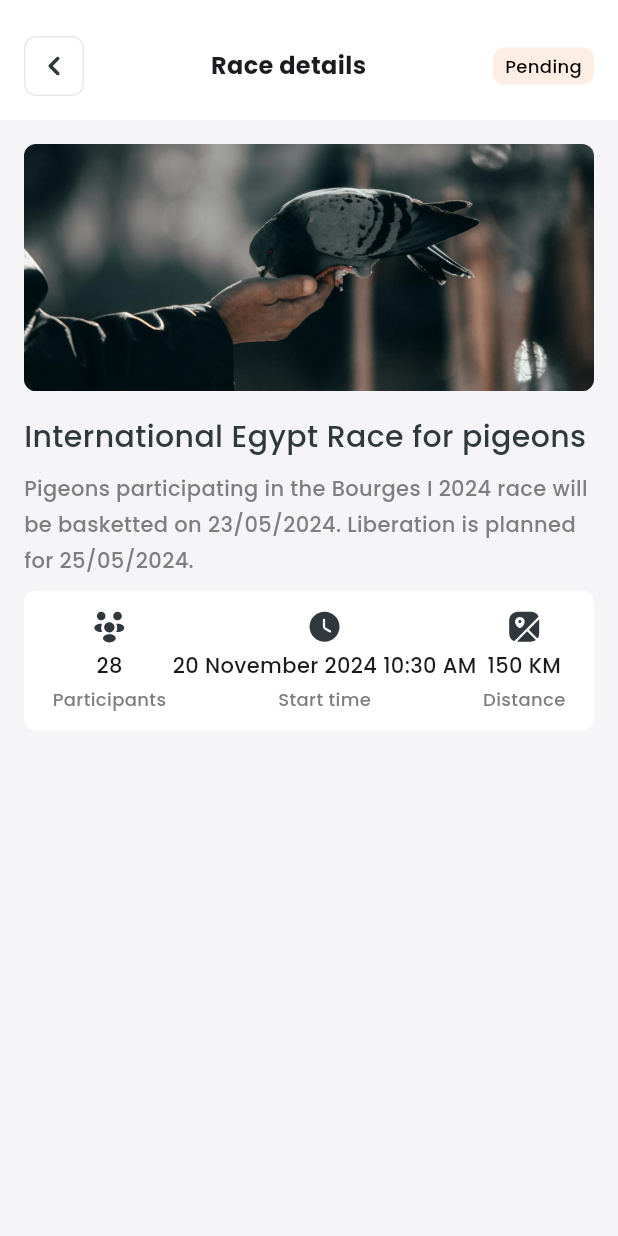
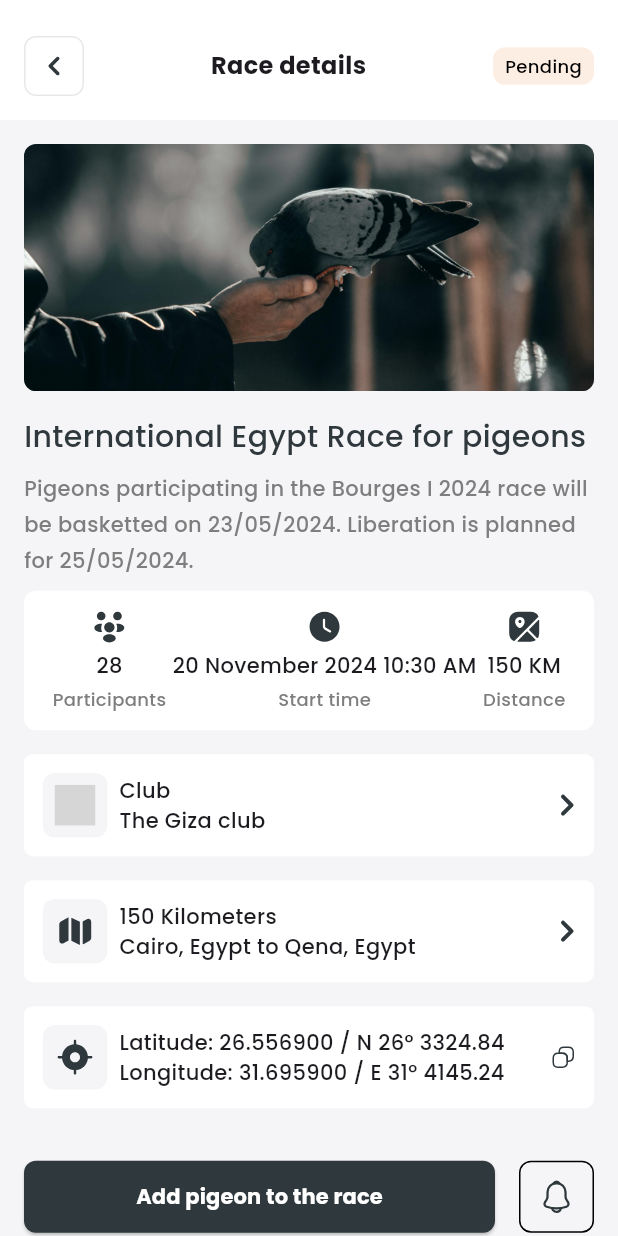
Before and after one commit to AhmedBaheg/pigeon, a Flutter app: the screen it shows after launch, after a tap on "International Egypt Race for pigeons", on a phone screen of 412 x 824 dp. Run offline on Flutter 3.47's test engine with Material 3 defaults, Android fonts, the phone set to English and light mode, and no system bars; our stand-ins replace flutter_svg, go_router, google_fonts; grey boxes are pictures that could not be loaded.

Commit message:
Added location details and buttons

```diff
--- /dev/null
+++ b/lib/features/races_details/presentation/view/widgets/basic_race_details.dart
@@ -0,0 +1,79 @@
+import 'package:flutter/material.dart';
+
+import '../../../../../core/utils/app_colors.dart';
+import '../../../../../core/utils/styles.dart';
+import '../../../../constant.dart';
+import '../../../../home/presentation/view/widgets/category_race_card_body.dart';
+import '../../../../races/data/model/category_race_model.dart';
+import 'digits_race_details.dart';
+
+class BasicRaceDetails extends StatelessWidget {
+  const BasicRaceDetails({
+    super.key,
+    required this.model,
+  });
+
+  final CategoryRaceModel model;
+
+  @override
+  Widget build(BuildContext context) {
+    return Column(
+      crossAxisAlignment: CrossAxisAlignment.start,
+      children: [
+        SizedBox(
+          height: MediaQuery.of(context).size.height * 0.2,
+          child: ClipRRect(
+            borderRadius: BorderRadius.circular(8),
+            child: Image.asset(
+              'asset/images/races_details_img.jpeg',
+              width: double.infinity,
+              fit: BoxFit.cover,
+            ),
+          ),
+        ),
+        const SizedBox(height: 16),
+        Text(
+          model.raceTitle,
+          style: Styles.textStyle20,
+        ),
+        const SizedBox(height: 8),
+        Text(
+          description,
+          style:
+              Styles.textStyle14.copyWith(color: AppColors.gray, height: 1.7),
+        ),
+        const SizedBox(height: 8),
+        Container(
+          width: double.infinity,
+          decoration: BoxDecoration(
+            color: AppColors.white,
+            borderRadius: BorderRadius.circular(kBorderRadius),
+          ),
+          child: Padding(
+            padding: const EdgeInsets.symmetric(horizontal: 19, vertical: 12),
+            child: Row(
+              mainAxisAlignment: MainAxisAlignment.spaceBetween,
+              children: [
+                DigitsRaceDetails(
+                  iconPath: 'asset/icons/people.svg',
+                  textData: '${model.numOfParticipants}',
+                  textTitle: 'Participants',
+                ),
+                DigitsRaceDetails(
+                  iconPath: 'asset/icons/clock.svg',
+                  textData: getDateAndTime(),
+                  textTitle: 'Start time',
+                ),
+                const DigitsRaceDetails(
+                  iconPath: 'asset/icons/map.svg',
+                  textData: '150 KM',
+                  textTitle: 'Distance',
+                ),
+              ],
+            ),
+          ),
+        ),
+      ],
+    );
+  }
+}
--- /dev/null
+++ b/lib/features/races_details/presentation/view/widgets/btns.dart
@@ -0,0 +1,56 @@
+import 'package:flutter/material.dart';
+import 'package:flutter_svg/svg.dart';
+
+import '../../../../../core/utils/app_colors.dart';
+import '../../../../../core/widgets/custom_btn_app.dart';
+import '../../../../../core/widgets/custom_out_line_btn.dart';
+
+class Btns extends StatefulWidget {
+  const Btns({
+    super.key,
+  });
+
+  @override
+  State<Btns> createState() => _BtnsState();
+}
+
+class _BtnsState extends State<Btns> {
+  bool isSelected = true;
+
+  @override
+  Widget build(BuildContext context) {
+    return Row(
+      children: [
+        Expanded(
+          child: SizedBox(
+            height: 48,
+            child: CustomBtnApp(
+              onPressed: () {
+                showModalBottomSheet(
+                    context: context,
+                    builder: (context) {
+                      return Container();
+                    });
+              },
+              backgroundColor: AppColors.darkGray,
+              text: 'Add pigeon to the race',
+            ),
+          ),
+        ),
+        const SizedBox(width: 16),
+        CustomOutLineBtn(
+          onPressed: () {
+            setState(() {
+              isSelected = !isSelected;
+            });
+          },
+          width: 50,
+          height: 48,
+          child: isSelected
+              ? SvgPicture.asset('asset/icons/notification_outline.svg')
+              : SvgPicture.asset('asset/icons/notification.svg'),
+        ),
+      ],
+    );
+  }
+}
--- /dev/null
+++ b/lib/features/races_details/presentation/view/widgets/race_details_location_card.dart
@@ -0,0 +1,80 @@
+import 'package:flutter/material.dart';
+import 'package:flutter_svg/svg.dart';
+
+import '../../../../../core/utils/app_colors.dart';
+import '../../../../../core/utils/styles.dart';
+import '../../../../constant.dart';
+
+class RaceDetailsLocationCard extends StatelessWidget {
+  const RaceDetailsLocationCard(
+      {super.key,
+      required this.onTap,
+      required this.locationIconPath,
+      required this.actionIconPath,
+      required this.text1,
+      required this.text2,
+      this.isOpened});
+
+  final VoidCallback onTap;
+  final String locationIconPath;
+  final String actionIconPath, text1, text2;
+  final bool? isOpened;
+
+  @override
+  Widget build(BuildContext context) {
+    return GestureDetector(
+      onTap: onTap,
+      child: Column(
+        children: [
+          Container(
+            padding: const EdgeInsets.all(12.5),
+            width: double.infinity,
+            decoration: BoxDecoration(
+              color: AppColors.white,
+              borderRadius: BorderRadius.circular(6),
+            ),
+            child: Row(
+              children: [
+                Container(
+                  padding: const EdgeInsets.all(8),
+                  width: 43,
+                  height: 43,
+                  decoration: BoxDecoration(
+                    color: AppColors.veryLightGray,
+                    borderRadius: BorderRadius.circular(kBorderRadius),
+                  ),
+                  child: SvgPicture.asset(locationIconPath),
+                ),
+                const SizedBox(width: 8),
+                Column(
+                  crossAxisAlignment: CrossAxisAlignment.start,
+                  children: [
+                    Text(
+                      text1,
+                      style: Styles.textStyle14,
+                    ),
+                    Text(
+                      text2,
+                      style: Styles.textStyle14,
+                    ),
+                  ],
+                ),
+                const Spacer(),
+                SvgPicture.asset(
+                  actionIconPath,
+                  height: 16,
+                  colorFilter: const ColorFilter.mode(
+                      AppColors.darkGray, BlendMode.srcIn),
+                ),
+              ],
+            ),
+          ),
+          if (isOpened == true)
+            ClipRRect(
+              child: Image.asset('asset/images/FromCairoToQena.JPG'),
+            )
+        ],
+      ),
+    );
+  }
+}
--- a/lib/features/races_details/presentation/view/widgets/rest_of_race_details_screen.dart
+++ b/lib/features/races_details/presentation/view/widgets/rest_of_race_details_screen.dart
@@ -1,13 +1,19 @@
 import 'package:flutter/material.dart';
+import 'package:flutter_svg/svg.dart';
 import 'package:pigeon/core/utils/app_colors.dart';
 import 'package:pigeon/core/utils/styles.dart';
+import 'package:pigeon/core/widgets/custom_btn_app.dart';
 import 'package:pigeon/features/home/presentation/view/widgets/category_race_card_body.dart';
 import 'package:pigeon/features/races/data/model/category_race_model.dart';
 import 'package:pigeon/features/races_details/presentation/view/widgets/digits_race_details.dart';
 
+import '../../../../../core/widgets/custom_out_line_btn.dart';
 import '../../../../constant.dart';
+import 'basic_race_details.dart';
+import 'btns.dart';
+import 'race_details_location_card.dart';
 
-class RestOfRaceDetailsScreen extends StatelessWidget {
+class RestOfRaceDetailsScreen extends StatefulWidget {
   const RestOfRaceDetailsScreen({
     super.key,
     required this.model,
@@ -16,65 +22,54 @@ class RestOfRaceDetailsScreen extends StatelessWidget {
   final CategoryRaceModel model;
 
   @override
+  State<RestOfRaceDetailsScreen> createState() =>
+      _RestOfRaceDetailsScreenState();
+}
+
+class _RestOfRaceDetailsScreenState extends State<RestOfRaceDetailsScreen> {
+  bool isOpened = false;
+
+  @override
   Widget build(BuildContext context) {
     return Padding(
       padding: const EdgeInsets.symmetric(horizontal: 16),
       child: Column(
         crossAxisAlignment: CrossAxisAlignment.start,
         children: [
-          SizedBox(
-            height: MediaQuery.of(context).size.height * 0.2,
-            child: ClipRRect(
-              borderRadius: BorderRadius.circular(8),
-              child: Image.asset(
-                'asset/images/races_details_img.jpeg',
-                width: double.infinity,
-                fit: BoxFit.cover,
-              ),
-            ),
+          BasicRaceDetails(model: widget.model),
+          const SizedBox(height: 16),
+          RaceDetailsLocationCard(
+            onTap: () {},
+            locationIconPath: '',
+            actionIconPath: 'asset/icons/next.svg',
+            text1: 'Club',
+            text2: 'The Giza club',
           ),
           const SizedBox(height: 16),
-          Text(
-            model.raceTitle,
-            style: Styles.textStyle20,
+          RaceDetailsLocationCard(
+            onTap: () {
+              setState(() {
+                isOpened = !isOpened;
+              });
+            },
+            locationIconPath: 'asset/icons/map (1).svg',
+            actionIconPath:
+                !isOpened ? 'asset/icons/next.svg' : 'asset/icons/down.svg',
+            text1: '150 Kilometers',
+            text2: 'Cairo, Egypt to Qena, Egypt',
+            isOpened: isOpened,
           ),
-          const SizedBox(height: 8),
-          Text(
-            description,
-            style:
-                Styles.textStyle14.copyWith(color: AppColors.gray, height: 1.7),
+          const SizedBox(height: 16),
+          RaceDetailsLocationCard(
+            onTap: () {},
+            locationIconPath: 'asset/icons/gps.svg',
+            actionIconPath: 'asset/icons/copy.svg',
+            text1: 'Latitude: 26.556900 / N 26° 33' '24.84',
+            text2: 'Longitude: 31.695900 / E 31° 41' '45.24',
           ),
-          const SizedBox(height: 8),
-          Container(
-            width: double.infinity,
-            decoration: BoxDecoration(
-              color: AppColors.white,
-              borderRadius: BorderRadius.circular(kBorderRadius),
-            ),
-            child: Padding(
-              padding: const EdgeInsets.symmetric(horizontal: 19, vertical: 12),
-              child: Row(
-                mainAxisAlignment: MainAxisAlignment.spaceBetween,
-                children: [
-                  DigitsRaceDetails(
-                    iconPath: 'asset/icons/people.svg',
-                    textData: '${model.numOfParticipants}',
-                    textTitle: 'Participants',
-                  ),
-                  DigitsRaceDetails(
-                    iconPath: 'asset/icons/clock.svg',
-                    textData: getDateAndTime(),
-                    textTitle: 'Start time',
-                  ),
-                  const DigitsRaceDetails(
-                    iconPath: 'asset/icons/map.svg',
-                    textData: '150 KM',
-                    textTitle: 'Distance',
-                  ),
-                ],
-              ),
-            ),
-          ),
+          const SizedBox(height: 35),
+          const Btns(),
+          const SizedBox(height: 16),
         ],
       ),
     );
```
Also changed, not shown: asset/icons/copy.svg (added), asset/icons/down.svg (added), asset/icons/gps.svg (added), asset/icons/map (1).svg (added), asset/icons/notification_outline.svg (added), asset/images/FromCairoToQena.JPG (added).
